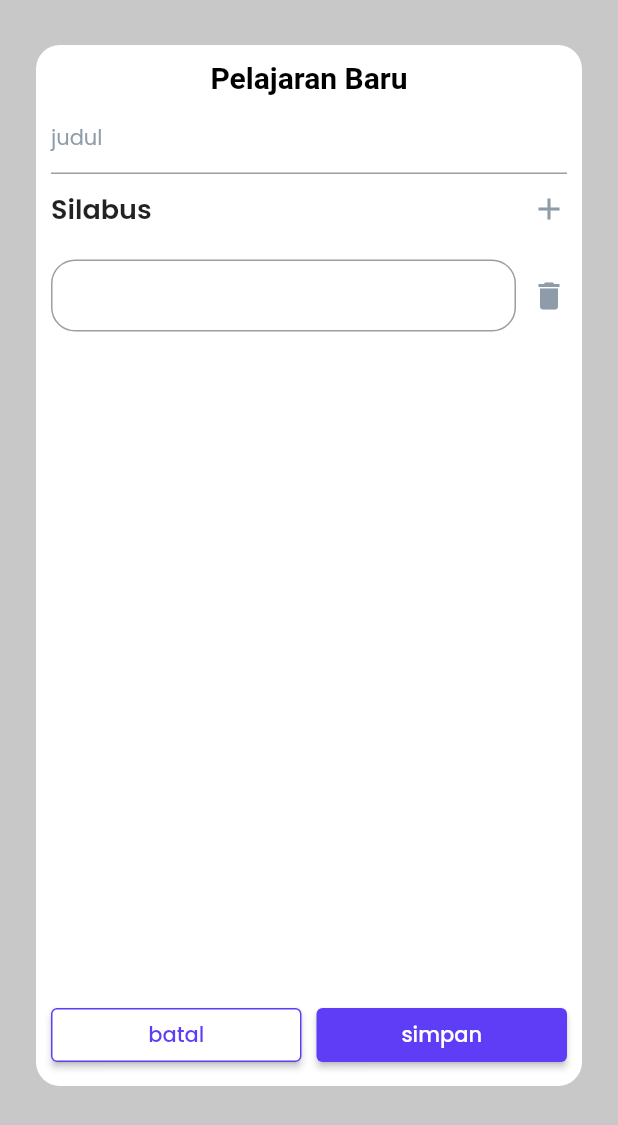
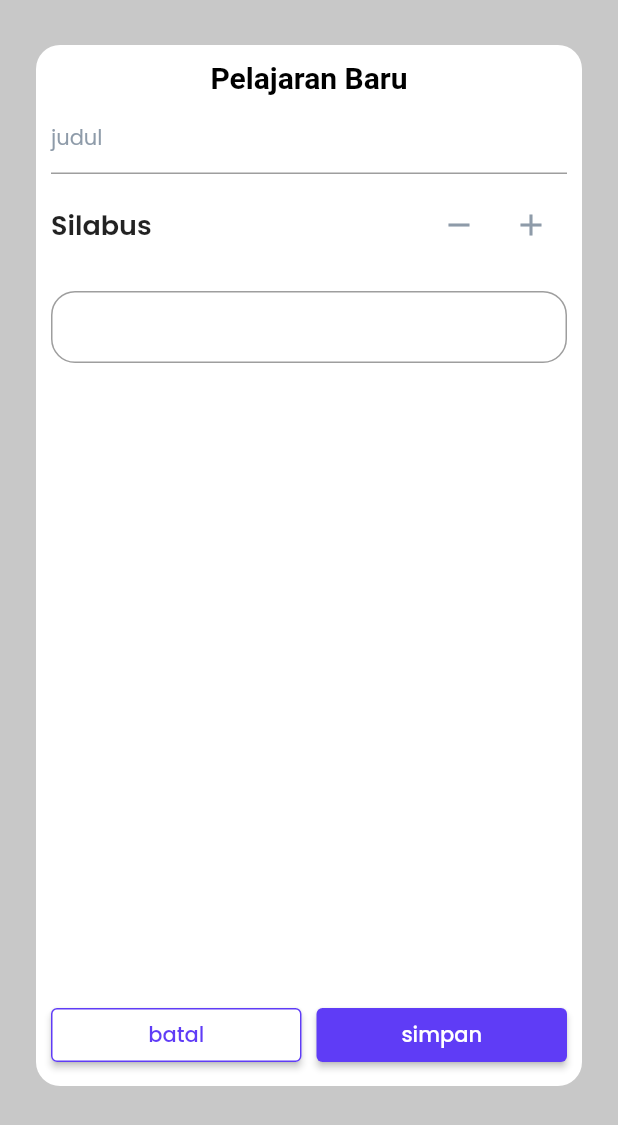
Before and after one commit to yongkisettiawan/optima, a Flutter app: the FloatingWidget widget shown alone on an empty page, opened directly with empty values, after a tap on the "add" icon, on a phone screen of 412 x 824 dp. Shown: the top 1125 px of the screen. Run offline on Flutter 3.47's test engine with Material 2 defaults, Android fonts, the light colour scheme and no system bars; our stand-ins replace google_fonts, sqflite; accounts and stored records are empty.

Commit message:
merubah button remove input silabus

```diff
--- a/lib/widgets/custom_text_form_file.dart
+++ b/lib/widgets/custom_text_form_file.dart
@@ -1,26 +1,33 @@
 import 'package:flutter/material.dart';
+// import 'package:optima/database/provider/silabus_provider.dart';
+// import 'package:provider/provider.dart';
 
 import '../shared/theme.dart';
 
-// ignore: must_be_immutable
-class CustomTextFormFile extends StatelessWidget {
-  final void Function(int) deleteCallback;
-  int index;
+class CustomTextFormFile extends StatefulWidget {
+  const CustomTextFormFile({
+    Key? key,
+  }) : super(key: key);
 
-  CustomTextFormFile({
-    Key? key,
-    required this.index,
-    required this.deleteCallback,
-  }) : super(key: key);
+  @override
+  State<CustomTextFormFile> createState() => _CustomTextFormFileState();
+}
+
+class _CustomTextFormFileState extends State<CustomTextFormFile> {
+  final TextEditingController _namaSilabusController = TextEditingController();
+  final _formKey = GlobalKey<FormState>();
 
   @override
   Widget build(BuildContext context) {
     return Container(
       margin: const EdgeInsets.only(top: 10),
+      child: Form(
+        key: _formKey,
         child: Row(
           children: [
             Expanded(
               child: TextFormField(
+                controller: _namaSilabusController,
                 decoration: InputDecoration(
                   contentPadding: const EdgeInsets.symmetric(
                     horizontal: 10,
@@ -41,19 +48,16 @@ class CustomTextFormFile extends StatelessWidget {
                     ),
                   ),
                 ),
+                validator: (value) {
+                  if (value == null || value.isEmpty) {
+                    return 'Tidak Boleh Kosong';
+                  }
+                  return null;
+                },
               ),
             ),
-          const SizedBox(
-            width: 10,
+          ],
         ),
-          IconButton(
-            onPressed: () => deleteCallback(index),
-            icon: Icon(Icons.delete, color: kGreyTextColor),
-            splashRadius: 24,
-            padding: EdgeInsets.zero,
-            constraints: BoxConstraints(),
-          ),
-        ],
       ),
     );
   }
--- a/lib/widgets/floating_widget.dart
+++ b/lib/widgets/floating_widget.dart
@@ -14,34 +14,35 @@ class FloatingWidget extends StatefulWidget {
 }
 
 class _FloatingWidgetState extends State<FloatingWidget> {
+  final _formKey = GlobalKey<FormState>();
+  final _namaKelasController = TextEditingController();
   final List<CustomTextFormFile> _customTextFormFiles = [];
+
+  @override
+  void dispose() {
+    _namaKelasController.dispose();
+    super.dispose();
+  }
+
+  //tambah widget input silabus
   void _addCustomTextFormFile(int index) {
     setState(() {
       _customTextFormFiles.add(
-        CustomTextFormFile(
-          key: ValueKey(index),
-          deleteCallback: (int index) {
-            _removeCustomTextFormFile(index);
-            // print('romove $index');
-          },
-          index: index,
-        ),
+        const CustomTextFormFile(),
       );
     });
-    // print('add $index');
   }
 
+  //hapus widget input silabus
   void _removeCustomTextFormFile(int i) {
     setState(() {
-      _customTextFormFiles
-          .removeWhere((customTextFormFile) => customTextFormFile.index == i);
-      _customTextFormFiles.sort((a, b) => a.index.compareTo(b.index));
+      _customTextFormFiles.removeLast();
+    });
+  }
 
-      for (int i = 0; i < _customTextFormFiles.length; i++) {
-        _customTextFormFiles[i].index = i;
-      }
-      // print('nilai $i');
-    });
+  //save data
+  Future<void> _saveKelas() async {
+    Navigator.of(context).pop();
   }
 
   @override
@@ -70,8 +71,11 @@ class _FloatingWidgetState extends State<FloatingWidget> {
                 borderRadius: BorderRadius.circular(defaultRadius)),
             width: MediaQuery.of(context).size.width,
             height: MediaQuery.of(context).size.height,
+            child: Form(
+              key: _formKey,
               child: Column(
                 children: [
+                  //Title
                   const Center(
                     child: Text(
                       'Pelajaran Baru',
@@ -88,7 +92,9 @@ class _FloatingWidgetState extends State<FloatingWidget> {
                   Expanded(
                     child: ListView(
                       children: [
+                        //input nama kelas
                         TextFormField(
+                          controller: _namaKelasController,
                           decoration: InputDecoration(
                             // contentPadding: const EdgeInsets.symmetric(horizontal: 10),
                             hintText: 'judul',
@@ -108,6 +114,7 @@ class _FloatingWidgetState extends State<FloatingWidget> {
                           child: Row(
                             mainAxisAlignment: MainAxisAlignment.spaceBetween,
                             children: [
+                              //silabus title
                               Text(
                                 'Silabus',
                                 style: textStyle.copyWith(
@@ -115,15 +122,30 @@ class _FloatingWidgetState extends State<FloatingWidget> {
                                   fontWeight: FontWeight.w600,
                                 ),
                               ),
+                              Row(
+                                children: [
+                                  IconButton(
+                                    onPressed: () {
+                                      _removeCustomTextFormFile(
+                                          _customTextFormFiles.length - 1);
+                                    },
+                                    icon: Icon(Icons.remove,
+                                        color: kGreyTextColor),
+                                    splashRadius: 24,
+                                    padding: EdgeInsets.zero,
+                                  ),
                                   IconButton(
                                     onPressed: () {
                                       _addCustomTextFormFile(
                                           _customTextFormFiles.length);
                                     },
-                              icon: Icon(Icons.add, color: kGreyTextColor),
+                                    icon:
+                                        Icon(Icons.add, color: kGreyTextColor),
                                     splashRadius: 24,
                                     padding: EdgeInsets.zero,
-                              constraints: BoxConstraints(),
+                                    // constraints: BoxConstraints(),
+                                  ),
+                                ],
                               ),
                             ],
                           ),
@@ -132,6 +154,7 @@ class _FloatingWidgetState extends State<FloatingWidget> {
                       ],
                     ),
                   ),
+                  //button
                   Row(
                     mainAxisAlignment: MainAxisAlignment.spaceAround,
                     children: [
@@ -177,6 +200,7 @@ class _FloatingWidgetState extends State<FloatingWidget> {
               ),
             ),
           ),
+        ),
       ],
     );
   }
```
Lines whose indentation alone changed are shown as unchanged.
